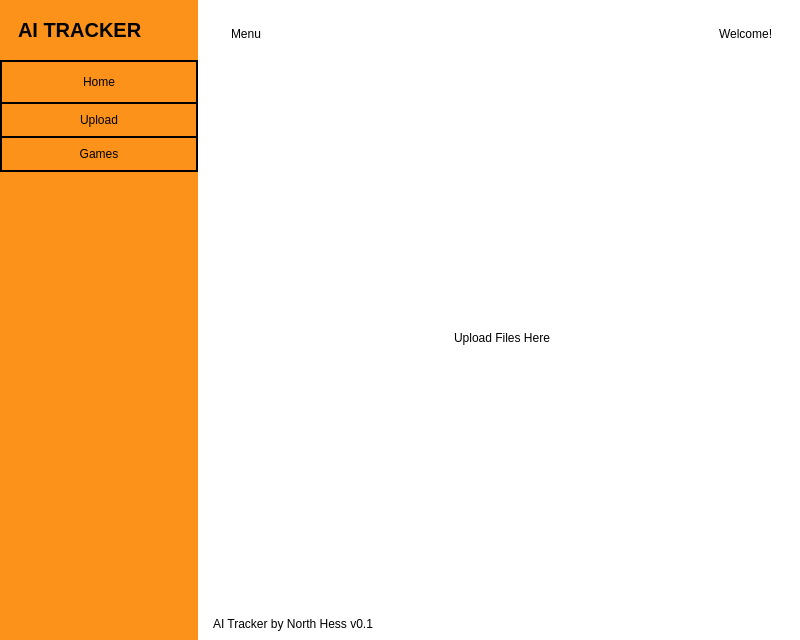
North-Hess/AI_Basketball, file user_interface_design.ui: the form before one commit.
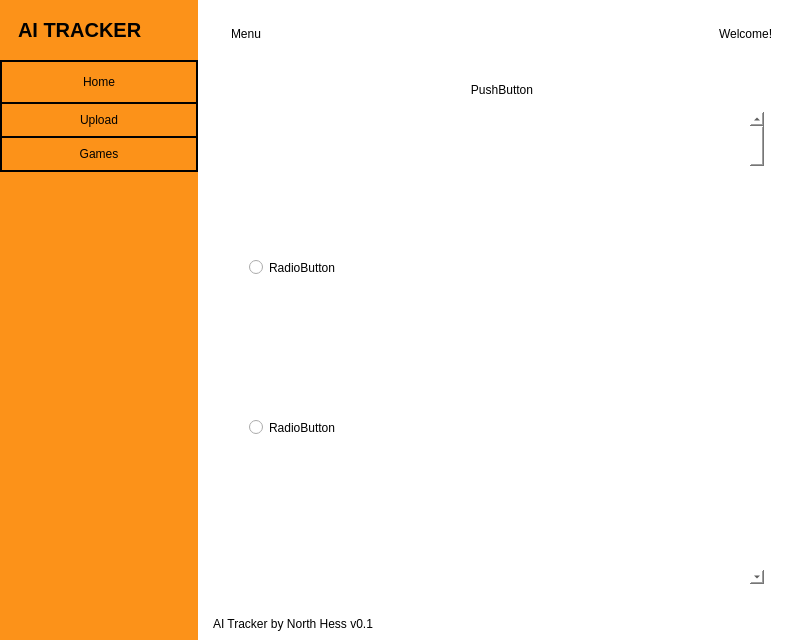
The form after the commit.

Commit message:
Model usage implemented
Sending game files to model for analysis and returns results. Logic for turning these results into makes and misses not completed yet

```diff
--- a/user_interface_design.ui
+++ b/user_interface_design.ui
@@ -413,7 +413,7 @@
              </sizepolicy>
             </property>
             <property name="currentIndex">
-             <number>1</number>
+             <number>2</number>
             </property>
             <widget class="QWidget" name="homePage">
              <layout class="QVBoxLayout" name="verticalLayout_15">
@@ -467,6 +467,69 @@
               </item>
              </layout>
             </widget>
+            <widget class="QWidget" name="gamesPage">
+             <layout class="QVBoxLayout" name="verticalLayout_17">
+              <item alignment="Qt::AlignTop">
+               <widget class="QPushButton" name="runAI">
+                <property name="text">
+                 <string>PushButton</string>
+                </property>
+               </widget>
+              </item>
+              <item>
+               <widget class="QScrollArea" name="Games">
+                <property name="widgetResizable">
+                 <bool>true</bool>
+                </property>
+                <widget class="QWidget" name="scrollAreaWidgetContents">
+                 <property name="geometry">
+                  <rect>
+                   <x>0</x>
+                   <y>0</y>
+                   <width>514</width>
+                   <height>426</height>
+                  </rect>
+                 </property>
+                 <layout class="QHBoxLayout" name="horizontalLayout_5">
+                  <item>
+                   <widget class="QFrame" name="frame">
+                    <property name="frameShape">
+                     <enum>QFrame::StyledPanel</enum>
+                    </property>
+                    <property name="frameShadow">
+                     <enum>QFrame::Raised</enum>
+                    </property>
+                    <layout class="QVBoxLayout" name="verticalLayout_18">
+                     <item>
+                      <widget class="QRadioButton" name="radioButton">
+                       <property name="text">
+                        <string>RadioButton</string>
+                       </property>
+                      </widget>
+                     </item>
+                     <item>
+                      <widget class="QRadioButton" name="radioButton_2">
+                       <property name="text">
+                        <string>RadioButton</string>
+                       </property>
+                      </widget>
+                     </item>
+                    </layout>
+                   </widget>
+                  </item>
+                  <item>
+                   <widget class="QScrollBar" name="verticalScrollBar">
+                    <property name="orientation">
+                     <enum>Qt::Vertical</enum>
+                    </property>
+                   </widget>
+                  </item>
+                 </layout>
+                </widget>
+               </widget>
+              </item>
+             </layout>
+            </widget>
            </widget>
           </item>
          </layout>
```
The commit also changes 2 other files.
